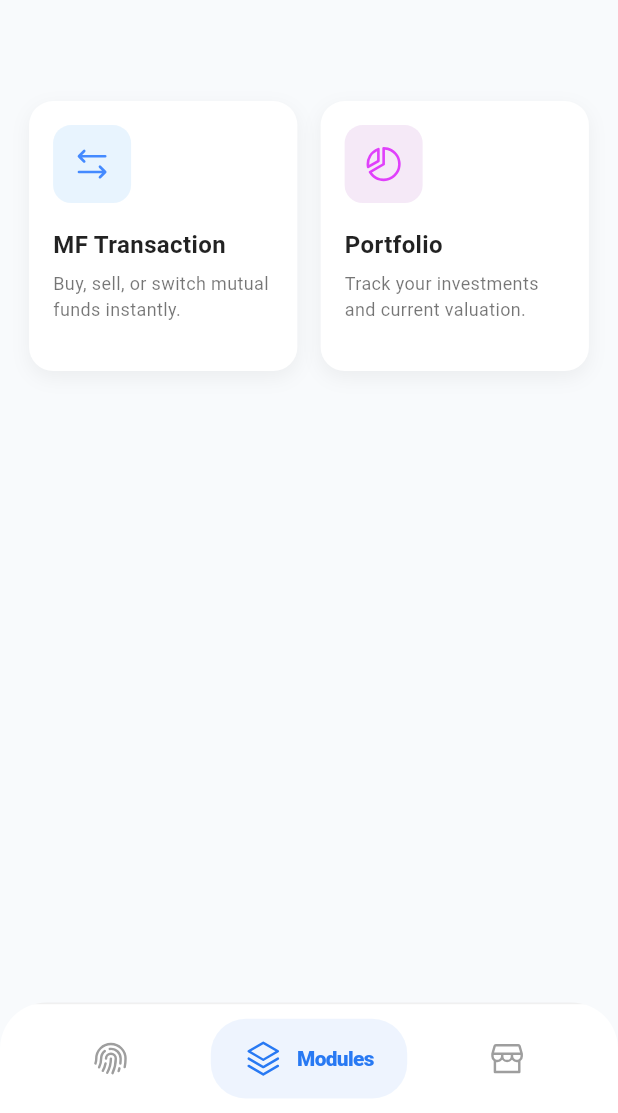
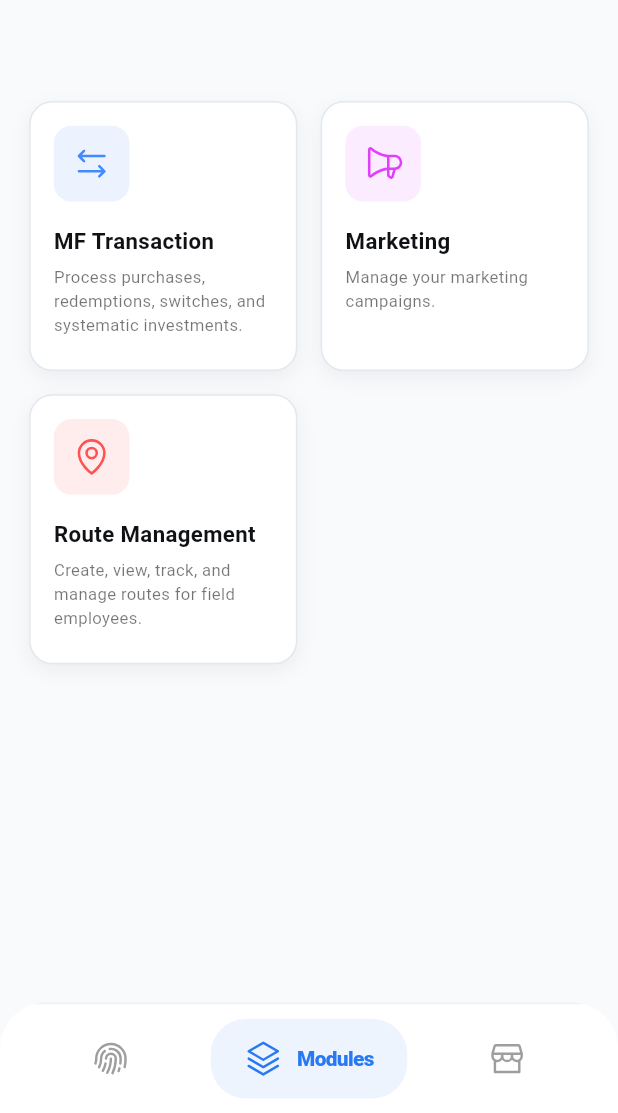
Before and after one commit to aayushman024/mnivesh_central, a Flutter app: the MainScreen screen opened directly, on a phone screen of 412 x 824 dp, the part 123-1236 px from its top. Run offline on Flutter 3.47's test engine with Material 3 defaults, Android fonts, the phone set to English and light mode, and no system bars; our stand-ins replace app_links, cached_network_image, device_info_plus, dio, flutter_riverpod, flutter_widget_from_html and 7 more; missing offline and left inert: dart:ffi, flutter_downloader, installed_apps; accounts and stored records are empty; network calls fail.

Commit message:
feat(modules): Redesign Modules screen and implement MF transaction review
This commit refactors the `ModulesScreen` to use a data-driven approach for grid items, adds a new review step for mutual fund transactions, and cleans up unused UI components.

- **feat(modules): Data-driven grid and UI polish**
  - Introduced `ModuleItem` model and `appModules` data list to centralize module configuration (titles, descriptions, icons, and target screens).
  - Updated `ModulesScreen` to use `SliverChildBuilderDelegate`, dynamically rendering cards from the new data provider.
  - Refined module card styling with theme-aware colors, better support for dark mode, and `sdp`/`ssp` responsive sizing.
  - Added a `Tooltip` to module cards to display full descriptions on long press.
  - Deleted the unused `NeumorphicModuleButton` widget.

- **feat(mf-transaction): Implement transaction review step**
  - Replaced the Step 3 placeholder in `MFTransScreen` with a functional `MFTransFormStep3` (Review) component.
  - Created `MFTransReviewScreen.dart` which provides a comprehensive summary of transaction details (Purchase, Redemption, Switch, or Systematic) before submission.
  - Implemented automatic key formatting (e.g., "camelCase" to "Title Case") for better readability of payload data in the review card.
  - Added an "Add New Transaction" action button within the review flow.

- **chore(cleanup): Remove/Comment out legacy providers**
  - Commented out `mfTrans_form_provider.dart` and legacy step placeholders to align with the updated state management and UI flow.

```diff
--- /dev/null
+++ b/lib/Models/moduleScreen_data.dart
@@ -0,0 +1,44 @@
+import 'package:flutter/material.dart';
+import 'package:mnivesh_central/Views/Screens/ModulesScreens/MFTransScreen.dart';
+import 'package:phosphor_flutter/phosphor_flutter.dart';
+
+// defines a single module's config
+class ModuleItem {
+  final String title;
+  final String description;
+  final IconData icon;
+  final Color baseColor;
+  final Widget? targetScreen; // null triggers 'coming soon'
+
+  ModuleItem({
+    required this.title,
+    required this.description,
+    required this.icon,
+    required this.baseColor,
+    this.targetScreen,
+  });
+}
+
+// central list of all modules. add/remove here to update UI instantly
+final List<ModuleItem> appModules = [
+  ModuleItem(
+    title: "MF Transaction",
+    description:
+        "Process purchases, redemptions, switches, and systematic investments.",
+    icon: PhosphorIconsRegular.arrowsLeftRight,
+    baseColor: Colors.blueAccent,
+    targetScreen: const MfTransactionScreen(),
+  ),
+  ModuleItem(
+    title: "Marketing",
+    description: "Manage your marketing campaigns.",
+    icon: PhosphorIconsRegular.megaphone,
+    baseColor: Colors.purpleAccent,
+  ),
+  ModuleItem(
+    title: "Route Management",
+    description: "Create, view, track, and manage routes for field employees.",
+    icon: PhosphorIconsRegular.mapPin,
+    baseColor: Colors.redAccent,
+  ),
+];
--- a/lib/Views/Screens/ModuleScreen.dart
+++ b/lib/Views/Screens/ModuleScreen.dart
@@ -1,16 +1,13 @@
 import 'package:flutter/cupertino.dart';
 import 'package:flutter/material.dart';
-import 'package:mnivesh_central/Views/Screens/ModulesScreens/MFTransScreen.dart';
-import 'package:phosphor_flutter/phosphor_flutter.dart';
 
+import '../../Models/moduleScreen_data.dart';
 import '../../Utils/Dimensions.dart';
 import '../Widgets/homeAppBar.dart';
-// Note: Removed the neumorphic_button import since we are using a custom card for the redesign.
 
 class ModulesScreen extends StatelessWidget {
   const ModulesScreen({super.key});
 
-  // tweaked to show 2 items per row on mobile, scaling up for larger screens
   int _getColumnCount(double width) {
     if (width >= 1200) return 4;
     if (width >= 900) return 3;
@@ -46,39 +43,15 @@ class ModulesScreen extends StatelessWidget {
         SliverPadding(
           padding: EdgeInsets.all(padding),
           sliver: SliverGrid(
-            delegate: SliverChildListDelegate([
-              _buildModuleCard(
-                context: context,
-                title: "MF Transaction",
-                description: "Buy, sell, or switch mutual funds instantly.",
-                icon: PhosphorIconsRegular.arrowsLeftRight,
-                iconColor: Colors.blueAccent,
-                bgColor: Colors.blue.withOpacity(0.1),
-                onTap: () {
-                  Navigator.push(
-                    context,
-                    CupertinoPageRoute(
-                      builder: (context) => const MfTransactionScreen(),
-                    ),
-                  );
-                },
-              ),
-              // added a dummy tile to visualize the 2-in-a-row layout
-              _buildModuleCard(
-                context: context,
-                title: "Portfolio",
-                description: "Track your investments and current valuation.",
-                icon: PhosphorIconsRegular.chartPieSlice,
-                iconColor: Colors.purpleAccent,
-                bgColor: Colors.purple.withOpacity(0.1),
-                onTap: () => _showComingSoon(context),
-              ),
-            ]),
+            delegate: SliverChildBuilderDelegate((context, index) {
+              final module = appModules[index];
+              return _buildModuleCard(context: context, item: module);
+            }, childCount: appModules.length),
             gridDelegate: SliverGridDelegateWithFixedCrossAxisCount(
               crossAxisCount: crossAxisCount,
               crossAxisSpacing: spacing,
               mainAxisSpacing: spacing,
-              mainAxisExtent: 180, // increased to fit the new description area
+              mainAxisExtent: 180,
             ),
           ),
         ),
@@ -86,26 +59,53 @@ class ModulesScreen extends StatelessWidget {
     );
   }
 
-  // local widget for the redesigned cards
   Widget _buildModuleCard({
     required BuildContext context,
-    required String title,
-    required String description,
-    required IconData icon,
-    required Color iconColor,
-    required Color bgColor,
-    required VoidCallback onTap,
+    required ModuleItem item,
   }) {
-    return InkWell(
-      onTap: onTap,
-      borderRadius: BorderRadius.circular(16),
+    final isDark = Theme.of(context).brightness == Brightness.dark;
+
+    // wrapping in Tooltip to natively handle long press + rich text
+    return Tooltip(
+      triggerMode: TooltipTriggerMode.longPress,
+      padding: EdgeInsets.all(12.sdp),
+      margin: EdgeInsets.symmetric(horizontal: 24.sdp),
+      decoration: BoxDecoration(
+        color: isDark ? Colors.grey[800] : Colors.black87,
+        borderRadius: BorderRadius.circular(8.sdp),
+      ),
+      richMessage: TextSpan(
+        children: [
+          TextSpan(
+            text: '${item.title}\n',
+            style: TextStyle(
+              fontWeight: FontWeight.bold,
+              fontSize: 14.ssp,
+              color: Colors.white,
+            ),
+          ),
+          TextSpan(
+            text: item.description,
+            style: TextStyle(fontSize: 12.ssp, color: Colors.white70),
+          ),
+        ],
+      ),
       child: Container(
-        padding: const EdgeInsets.all(16),
         decoration: BoxDecoration(
-          color: Colors.white,
-          // consider grabbing this from Theme.of(context) if supporting dark mode
-          borderRadius: BorderRadius.circular(16),
-          boxShadow: [
+          // grab surface color from theme
+          color:
+              Theme.of(context).cardTheme.color ??
+              Theme.of(context).colorScheme.surface,
+          borderRadius: BorderRadius.circular(16.sdp),
+          border: Border.all(
+            color: isDark
+                ? Colors.white.withOpacity(0.06)
+                : const Color(0xFFE2E8F0),
+          ),
+          // disable shadows on dark mode
+          boxShadow: isDark
+              ? []
+              : [
                   BoxShadow(
                     color: Colors.black.withOpacity(0.05),
                     blurRadius: 10,
@@ -113,42 +113,65 @@ class ModulesScreen extends StatelessWidget {
                   ),
                 ],
         ),
+        child: Material(
+          color: Colors.transparent,
+          child: InkWell(
+            onTap: item.targetScreen != null
+                ? () {
+                    Navigator.push(
+                      context,
+                      CupertinoPageRoute(
+                        builder: (context) => item.targetScreen!,
+                      ),
+                    );
+                  }
+                : () => _showComingSoon(context),
+            borderRadius: BorderRadius.circular(16.sdp),
+            child: Padding(
+              padding: EdgeInsets.all(16.sdp),
               child: Column(
                 crossAxisAlignment: CrossAxisAlignment.start,
                 children: [
-            // wrapped the icon in a colored container.
-            // you can easily drop this Container and use Image.asset('assets/custom_illustration.png', height: 48) if you prefer actual images.
                   Container(
-              padding: const EdgeInsets.all(12),
+                    padding: EdgeInsets.all(12.sdp),
                     decoration: BoxDecoration(
-                color: bgColor,
-                borderRadius: BorderRadius.circular(12),
+                      // dynamic bg opacity based on mode
+                      color: isDark
+                          ? item.baseColor.withOpacity(0.15)
+                          : item.baseColor.withOpacity(0.1),
+                      borderRadius: BorderRadius.circular(12.sdp),
                     ),
-              child: Icon(icon, color: iconColor, size: 28),
+                    child: Icon(item.icon, color: item.baseColor, size: 28.sdp),
                   ),
-            const SizedBox(height: 16),
+                  SizedBox(height: 16.sdp),
                   Text(
-              title,
-              style: const TextStyle(
-                fontSize: 16,
+                    item.title,
+                    style: TextStyle(
+                      fontSize: 16.ssp,
                       fontWeight: FontWeight.bold,
-                color: Colors.black87,
+                      color: isDark ? Colors.white : const Color(0xFF0F1115),
                     ),
                     maxLines: 1,
                     overflow: TextOverflow.ellipsis,
                   ),
-            const SizedBox(height: 6),
+                  SizedBox(height: 6.sdp),
                   Expanded(
                     child: Text(
-                description,
-                style: const TextStyle(fontSize: 12, color: Colors.black54),
-                maxLines: 2,
+                      item.description,
+                      style: TextStyle(
+                        fontSize: 12.ssp,
+                        color: isDark ? Colors.white70 : Colors.black54,
+                      ),
+                      maxLines: 3,
                       overflow: TextOverflow.ellipsis,
                     ),
                   ),
                 ],
               ),
             ),
+          ),
+        ),
+      ),
     );
   }
 }
```
Also changed, not shown: lib/Providers/mfTrans_form_provider.dart (+36 -36 lines), lib/Views/Screens/ModulesScreens/MFTransReviewScreen.dart (added, +220 -0 lines), lib/Views/Screens/ModulesScreens/MFTransScreen.dart (+35 -34 lines), lib/Views/Widgets/neumorphic_button.dart (deleted, +0 -130 lines). Lines whose indentation alone changed are shown as unchanged.
